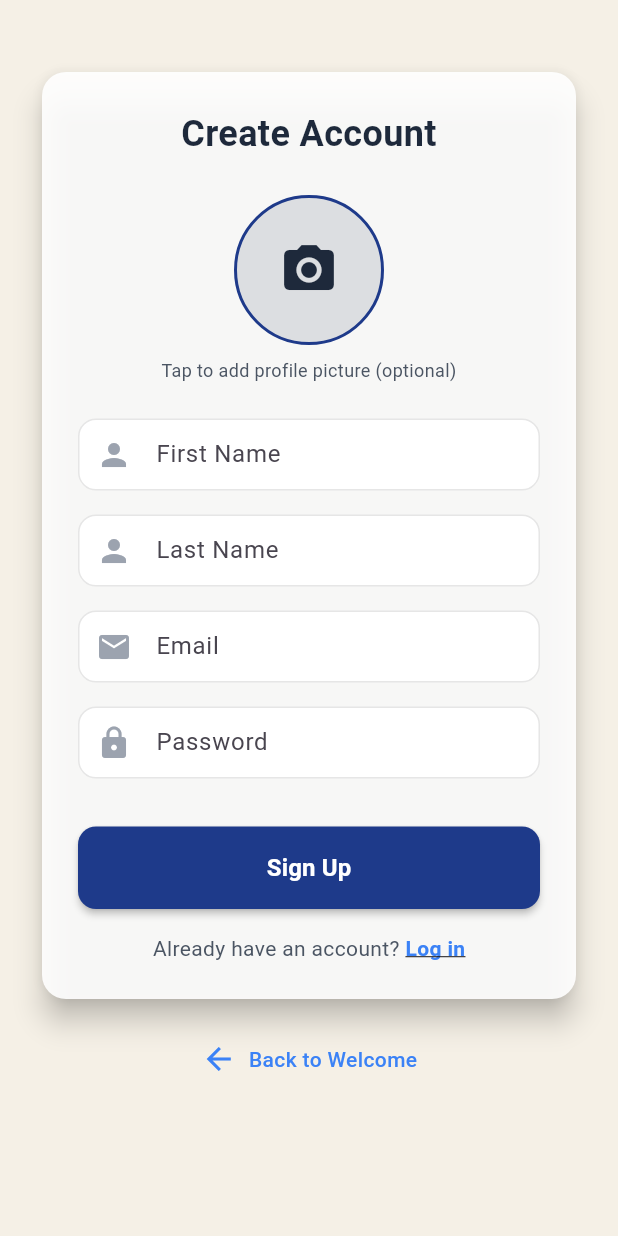
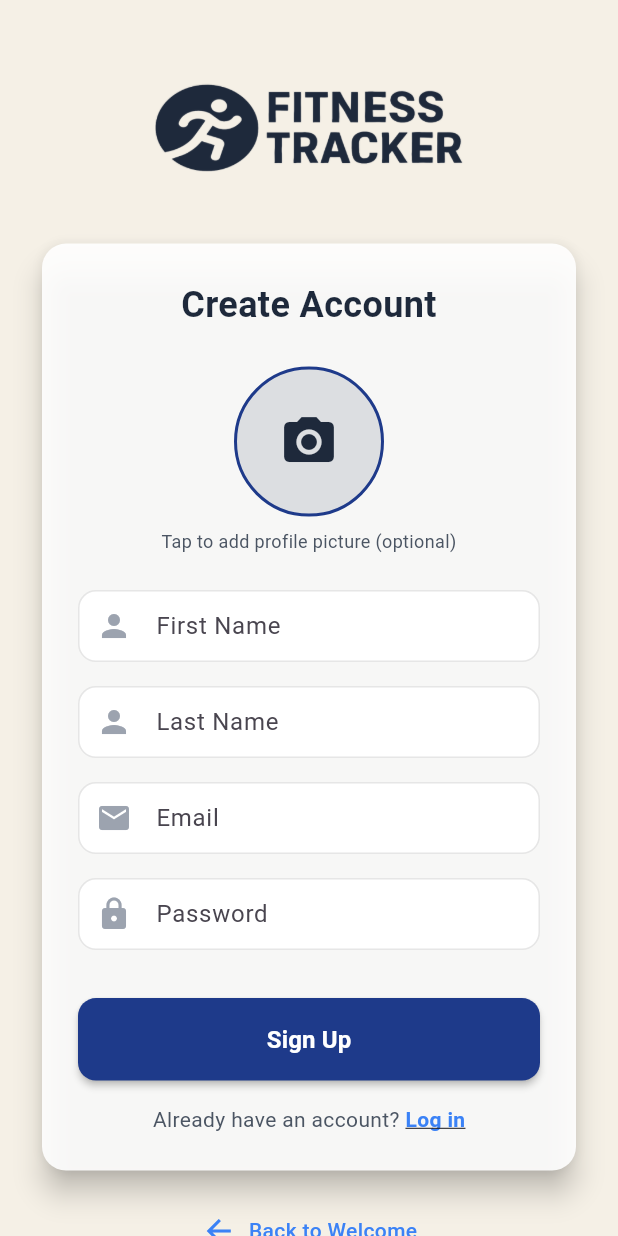
Before and after one commit to Ahmed-Amer01/fitness_tracker_flutter, a Flutter app: the SignupScreen screen opened by its route, on a phone screen of 412 x 824 dp. Run offline on Flutter 3.47's test engine with Material 3 defaults, Android fonts, the light colour scheme and no system bars; our stand-ins replace animated_text_kit, fl_chart, fluttertoast, image_picker, shared_preferences; accounts and stored records are empty.

Commit message:
add logo to sign up screen

```diff
--- a/lib/screens/signup_screen.dart
+++ b/lib/screens/signup_screen.dart
@@ -1,4 +1,4 @@
-import 'dart:io' show File; // import مع فلتر للموبايل بس
+import 'dart:io' show File;
 import 'package:flutter/foundation.dart' show kIsWeb;
 import 'package:flutter/material.dart';
 import 'package:provider/provider.dart';
@@ -104,9 +104,9 @@ class _SignupScreenState extends State<SignupScreen>
 
         if (!mounted) return;
         ScaffoldMessenger.of(context).showSnackBar(
-          const SnackBar(content:
-          Text('Signup successful! Redirecting...'),
-          backgroundColor: Colors.green),
+          const SnackBar(
+              content: Text('Signup successful! Redirecting...'),
+              backgroundColor: Colors.green),
         );
 
         await Future.delayed(const Duration(seconds: 2));
@@ -128,11 +128,13 @@ class _SignupScreenState extends State<SignupScreen>
   Widget _buildProfileImage() {
     if (_profileImage == null) {
       return Icon(Icons.camera_alt,
-          size: 40, color: AppColors.primaryDark);
+                  size: 40,
+                  color: AppColors.primaryDark
+                  );
     }
 
     if (kIsWeb) {
-      // في الويب نعرض الصورة من network
+      // For web, use Image.network
       return ClipOval(
         child: Image.network(
           _profileImage!.path,
@@ -142,7 +144,7 @@ class _SignupScreenState extends State<SignupScreen>
         ),
       );
     } else {
-      // على الموبايل نعرض الصورة من File
+      // For mobile, use Image.file
       return ClipOval(
         child: Image.file(
           File(_profileImage!.path),
@@ -156,6 +158,9 @@ class _SignupScreenState extends State<SignupScreen>
 
   @override
   Widget build(BuildContext context) {
+    final screenWidth = MediaQuery.of(context).size.width;
+    final isSmallScreen = screenWidth < 360;
+
     return Scaffold(
       resizeToAvoidBottomInset: true,
       backgroundColor: AppColors.beige,
@@ -165,7 +170,7 @@ class _SignupScreenState extends State<SignupScreen>
             children: [
               SafeArea(
                 child: SingleChildScrollView(
-                  padding: const EdgeInsets.all(24),
+                  padding: EdgeInsets.all(isSmallScreen ? 16.0 : 24.0),
                   child: ConstrainedBox(
                     constraints: BoxConstraints(
                       minHeight: MediaQuery.of(context).size.height -
@@ -176,6 +181,25 @@ class _SignupScreenState extends State<SignupScreen>
                       child: Column(
                         children: [
                           const SizedBox(height: 20),
+
+                          // Logo Section
+                          Image.asset(
+                            'assets/images/fitnessLogo.png',
+                            fit: BoxFit.contain,
+                            width: screenWidth * 0.5,
+                            height: screenWidth * 0.2,
+                            color: Theme.of(context).appBarTheme.iconTheme?.color,
+                            errorBuilder: (context, error, stackTrace) {
+                              debugPrint('Error loading fitnessLogo.png: $error\n$stackTrace');
+                              return Icon(
+                                Icons.image_not_supported,
+                                color: Theme.of(context).appBarTheme.iconTheme?.color,
+                                size: screenWidth * 0.1,
+                              );
+                            },
+                          ),
+                          SizedBox(height: isSmallScreen ? 24 : 32),
+
                           SlideTransition(
                             position: _slideAnimation,
                             child: FadeTransition(
@@ -320,7 +344,7 @@ class _SignupScreenState extends State<SignupScreen>
                                               : _signup,
                                           style: ElevatedButton.styleFrom(
                                             backgroundColor:
-                                                AppColors.blue900,
+                                              AppColors.blue900,
                                             padding: const EdgeInsets.symmetric(
                                                 vertical: 16),
                                             shape: RoundedRectangleBorder(
```
